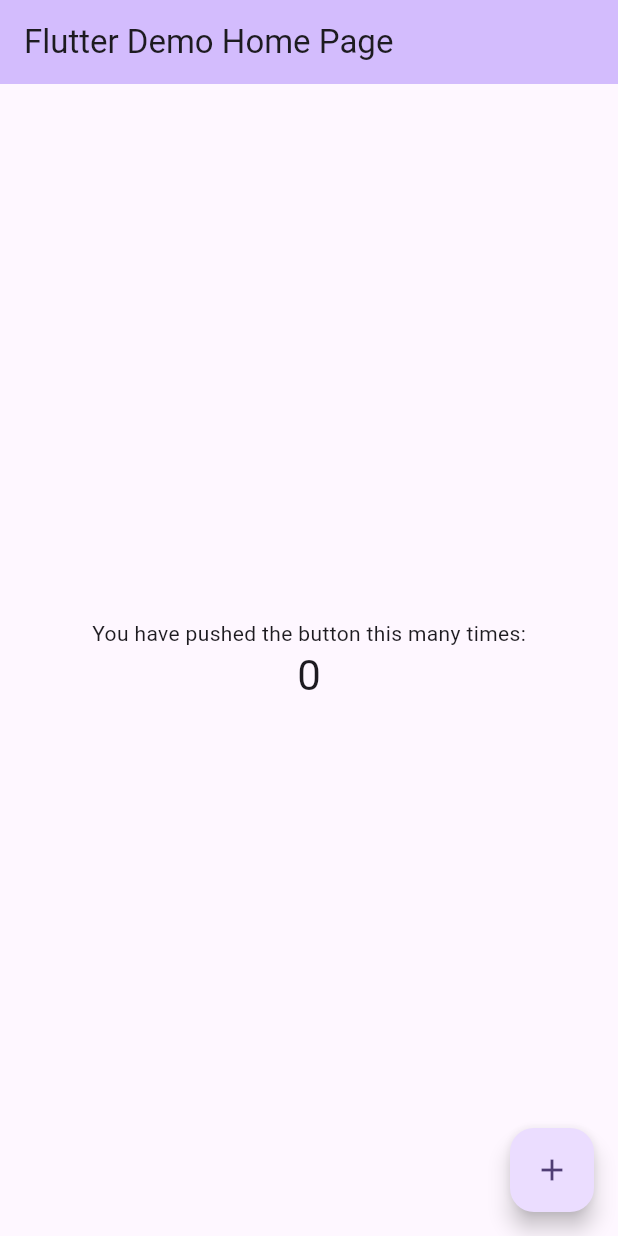
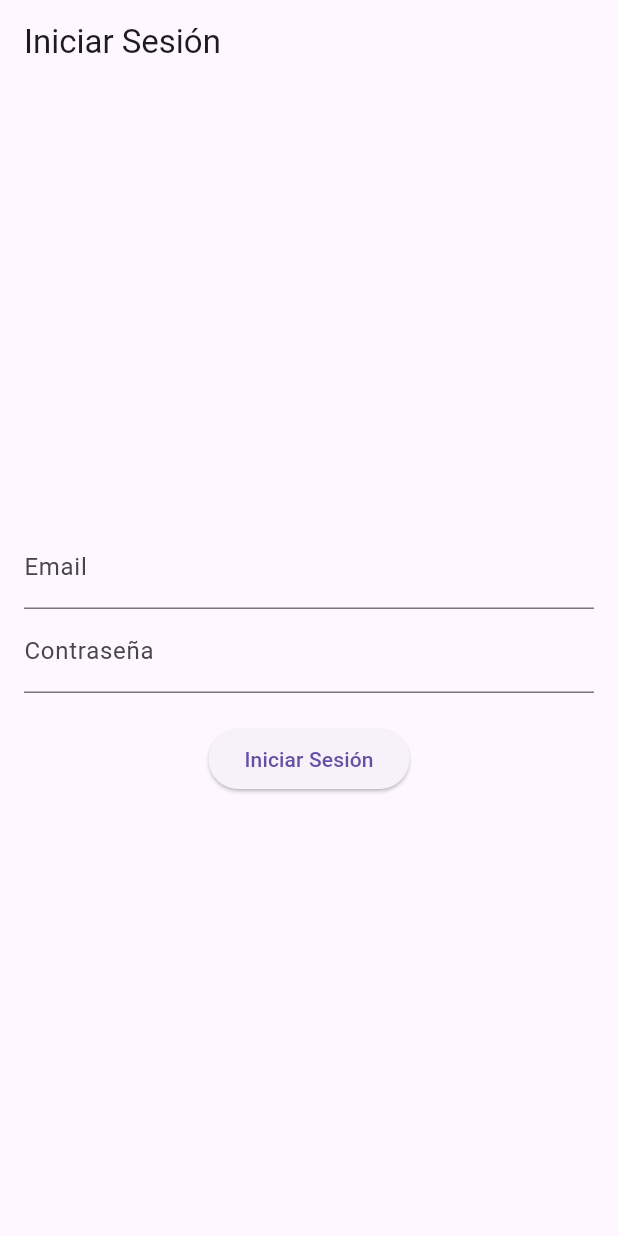
Before and after one commit to Marlon042/notas_discretas, a Flutter app: the screen it shows after launch, on a phone screen of 412 x 824 dp. Run offline on Flutter 3.47's test engine with Material 3 defaults, Android fonts, the light colour scheme and no system bars; our stand-ins replace bloc, equatable, firebase_auth, firebase_core, flutter_bloc; accounts and stored records are empty.

Commit message:
Funcionalidad login
se agregaron los primeros archivos para la funcionalidad de login

```diff
--- a/lib/app/app_widget.dart
+++ b/lib/app/app_widget.dart
@@ -0,0 +1,32 @@
+import 'package:flutter/material.dart';
+import 'package:flutter_bloc/flutter_bloc.dart';
+import 'package:notas_discretas/features/auth/bloc/auth_bloc.dart';
+import 'package:notas_discretas/features/auth/repositories/auth_repository.dart';
+import 'package:notas_discretas/features/auth/screens/auth_screen.dart';
+import 'package:notas_discretas/features/auth/screens/home_screen.dart';
+
+class AppWidget extends StatelessWidget {
+  const AppWidget({super.key});
+
+  @override
+  Widget build(BuildContext context) {
+    return RepositoryProvider(
+      create: (context) => AuthRepository(),
+      child: BlocProvider(
+        create:
+            (context) => AuthBloc(
+              authRepository: RepositoryProvider.of<AuthRepository>(context),
+            ),
+        child: MaterialApp(
+          title: 'Notas Discretas',
+          theme: ThemeData(primarySwatch: Colors.blue),
+          initialRoute: '/',
+          routes: {
+            '/': (context) => const AuthScreen(),
+            '/home': (context) => const HomeScreen(),
+          },
+        ),
+      ),
+    );
+  }
+}
--- /dev/null
+++ b/lib/features/auth/bloc/auth_event.dart
@@ -0,0 +1,20 @@
+part of 'auth_bloc.dart';
+
+abstract class AuthEvent extends Equatable {
+  const AuthEvent();
+
+  @override
+  List<Object> get props => [];
+}
+
+class SignInRequested extends AuthEvent {
+  final String email;
+  final String password;
+
+  const SignInRequested({required this.email, required this.password});
+
+  @override
+  List<Object> get props => [email, password];
+}
+
+class SignOutRequested extends AuthEvent {}
--- /dev/null
+++ b/lib/features/auth/bloc/auth_state.dart
@@ -0,0 +1,23 @@
+part of 'auth_bloc.dart';
+
+abstract class AuthState extends Equatable {
+  const AuthState();
+
+  @override
+  List<Object> get props => [];
+}
+
+class AuthInitial extends AuthState {}
+
+class AuthLoading extends AuthState {}
+
+class AuthSuccess extends AuthState {}
+
+class AuthFailure extends AuthState {
+  final String error;
+
+  const AuthFailure({required this.error});
+
+  @override
+  List<Object> get props => [error];
+}
--- /dev/null
+++ b/lib/features/auth/repositories/auth_repository.dart
@@ -0,0 +1,26 @@
+import 'package:firebase_auth/firebase_auth.dart';
+
+class AuthRepository {
+  final FirebaseAuth _firebaseAuth = FirebaseAuth.instance;
+
+  Future<User?> signInWithEmailAndPassword({
+    required String email,
+    required String password,
+  }) async {
+    try {
+      final userCredential = await _firebaseAuth.signInWithEmailAndPassword(
+        email: email,
+        password: password,
+      );
+      return userCredential.user;
+    } catch (e) {
+      throw Exception('Error al iniciar sesión: $e');
+    }
+  }
+
+  Future<void> signOut() async {
+    await _firebaseAuth.signOut();
+  }
+
+  Stream<User?> get user => _firebaseAuth.authStateChanges();
+}
--- /dev/null
+++ b/lib/features/auth/screens/auth_screen.dart
@@ -0,0 +1,63 @@
+import 'package:flutter/material.dart';
+import 'package:flutter_bloc/flutter_bloc.dart';
+import 'package:notas_discretas/features/auth/bloc/auth_bloc.dart';
+
+class AuthScreen extends StatelessWidget {
+  const AuthScreen({super.key});
+
+  @override
+  Widget build(BuildContext context) {
+    final emailController = TextEditingController();
+    final passwordController = TextEditingController();
+
+    return Scaffold(
+      appBar: AppBar(title: const Text('Iniciar Sesión')),
+      body: Padding(
+        padding: const EdgeInsets.all(16.0),
+        child: Column(
+          mainAxisAlignment: MainAxisAlignment.center,
+          children: [
+            TextField(
+              controller: emailController,
+              decoration: const InputDecoration(labelText: 'Email'),
+            ),
+            TextField(
+              controller: passwordController,
+              decoration: const InputDecoration(labelText: 'Contraseña'),
+              obscureText: true,
+            ),
+            const SizedBox(height: 20),
+            BlocConsumer<AuthBloc, AuthState>(
+              listener: (context, state) {
+                if (state is AuthSuccess) {
+                  Navigator.pushReplacementNamed(context, '/home');
+                }
+                if (state is AuthFailure) {
+                  ScaffoldMessenger.of(
+                    context,
+                  ).showSnackBar(SnackBar(content: Text(state.error)));
+                }
+              },
+              builder: (context, state) {
+                if (state is AuthLoading) {
+                  return const CircularProgressIndicator();
+                }
+                return ElevatedButton(
+                  onPressed: () {
+                    context.read<AuthBloc>().add(
+                      SignInRequested(
+                        email: emailController.text,
+                        password: passwordController.text,
+                      ),
+                    );
+                  },
+                  child: const Text('Iniciar Sesión'),
+                );
+              },
+            ),
+          ],
+        ),
+      ),
+    );
+  }
+}
--- a/lib/main.dart
+++ b/lib/main.dart
@@ -1,122 +1,9 @@
+import 'package:firebase_core/firebase_core.dart';
 import 'package:flutter/material.dart';
+import 'package:notas_discretas/app/app_widget.dart';
 
-void main() {
-  runApp(const MyApp());
+void main() async {
+  WidgetsFlutterBinding.ensureInitialized();
+  await Firebase.initializeApp();
+  runApp(const AppWidget());
 }
-
-class MyApp extends StatelessWidget {
-  const MyApp({super.key});
-
-  // This widget is the root of your application.
-  @override
-  Widget build(BuildContext context) {
-    return MaterialApp(
-      title: 'Flutter Demo',
-      theme: ThemeData(
-        // This is the theme of your application.
-        //
-        // TRY THIS: Try running your application with "flutter run". You'll see
-        // the application has a purple toolbar. Then, without quitting the app,
-        // try changing the seedColor in the colorScheme below to Colors.green
-        // and then invoke "hot reload" (save your changes or press the "hot
-        // reload" button in a Flutter-supported IDE, or press "r" if you used
-        // the command line to start the app).
-        //
-        // Notice that the counter didn't reset back to zero; the application
-        // state is not lost during the reload. To reset the state, use hot
-        // restart instead.
-        //
-        // This works for code too, not just values: Most code changes can be
-        // tested with just a hot reload.
-        colorScheme: ColorScheme.fromSeed(seedColor: Colors.deepPurple),
-      ),
-      home: const MyHomePage(title: 'Flutter Demo Home Page'),
-    );
-  }
-}
-
-class MyHomePage extends StatefulWidget {
-  const MyHomePage({super.key, required this.title});
-
-  // This widget is the home page of your application. It is stateful, meaning
-  // that it has a State object (defined below) that contains fields that affect
-  // how it looks.
-
-  // This class is the configuration for the state. It holds the values (in this
-  // case the title) provided by the parent (in this case the App widget) and
-  // used by the build method of the State. Fields in a Widget subclass are
-  // always marked "final".
-
-  final String title;
-
-  @override
-  State<MyHomePage> createState() => _MyHomePageState();
-}
-
-class _MyHomePageState extends State<MyHomePage> {
-  int _counter = 0;
-
-  void _incrementCounter() {
-    setState(() {
-      // This call to setState tells the Flutter framework that something has
-      // changed in this State, which causes it to rerun the build method below
-      // so that the display can reflect the updated values. If we changed
-      // _counter without calling setState(), then the build method would not be
-      // called again, and so nothing would appear to happen.
-      _counter++;
-    });
-  }
-
-  @override
-  Widget build(BuildContext context) {
-    // This method is rerun every time setState is called, for instance as done
-    // by the _incrementCounter method above.
-    //
-    // The Flutter framework has been optimized to make rerunning build methods
-    // fast, so that you can just rebuild anything that needs updating rather
-    // than having to individually change instances of widgets.
-    return Scaffold(
-      appBar: AppBar(
-        // TRY THIS: Try changing the color here to a specific color (to
-        // Colors.amber, perhaps?) and trigger a hot reload to see the AppBar
-        // change color while the other colors stay the same.
-        backgroundColor: Theme.of(context).colorScheme.inversePrimary,
-        // Here we take the value from the MyHomePage object that was created by
-        // the App.build method, and use it to set our appbar title.
-        title: Text(widget.title),
-      ),
-      body: Center(
-        // Center is a layout widget. It takes a single child and positions it
-        // in the middle of the parent.
-        child: Column(
-          // Column is also a layout widget. It takes a list of children and
-          // arranges them vertically. By default, it sizes itself to fit its
-          // children horizontally, and tries to be as tall as its parent.
-          //
-          // Column has various properties to control how it sizes itself and
-          // how it positions its children. Here we use mainAxisAlignment to
-          // center the children vertically; the main axis here is the vertical
-          // axis because Columns are vertical (the cross axis would be
-          // horizontal).
-          //
-          // TRY THIS: Invoke "debug painting" (choose the "Toggle Debug Paint"
-          // action in the IDE, or press "p" in the console), to see the
-          // wireframe for each widget.
-          mainAxisAlignment: MainAxisAlignment.center,
-          children: <Widget>[
-            const Text('You have pushed the button this many times:'),
-            Text(
-              '$_counter',
-              style: Theme.of(context).textTheme.headlineMedium,
-            ),
-          ],
-        ),
-      ),
-      floatingActionButton: FloatingActionButton(
-        onPressed: _incrementCounter,
-        tooltip: 'Increment',
-        child: const Icon(Icons.add),
-      ), // This trailing comma makes auto-formatting nicer for build methods.
-    );
-  }
-}
```
Also changed, not shown: lib/features/auth/bloc/auth_bloc.dart (added, +40 -0 lines), lib/features/auth/screens/home_screen.dart (added, +25 -0 lines), lib/features/notes/screens/home_screen.dart (added, +25 -0 lines).
